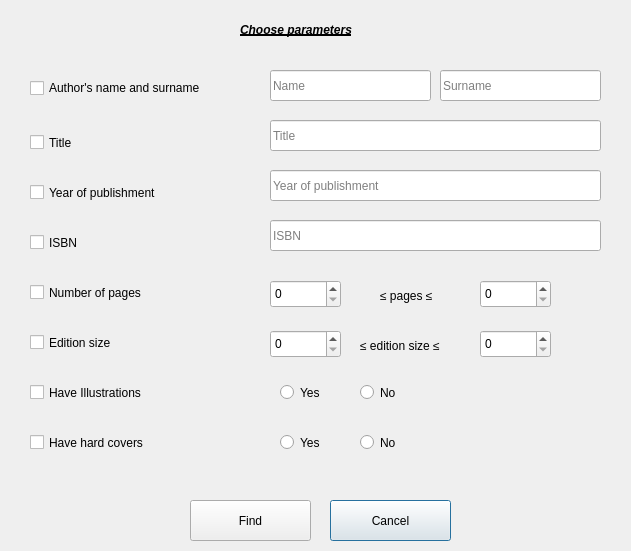
Old version of the form findbooksdialog.ui in the repository mirabiliss/BookShelf.
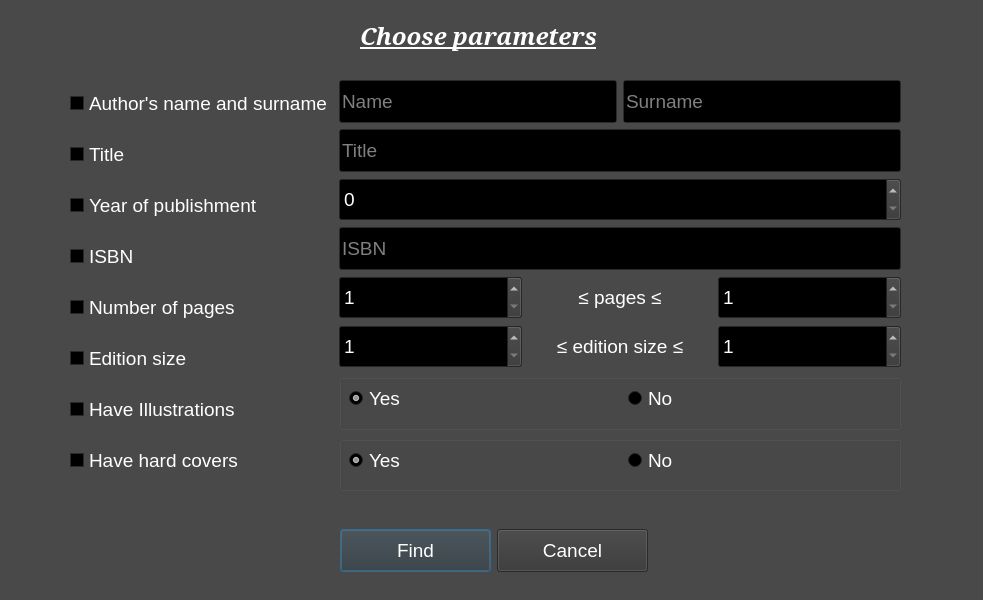
New version of the form.

Commit message: replaced mainwindow with displaywindow; added mainmenu; find; reading book operator modified; moves to other uis except displaywindow after returning from finddialog

Patch:
```diff
--- a/findbooksdialog.ui
+++ b/findbooksdialog.ui
@@ -6,60 +6,471 @@
    <rect>
     <x>0</x>
     <y>0</y>
-    <width>631</width>
-    <height>551</height>
+    <width>983</width>
+    <height>600</height>
    </rect>
   </property>
+  <property name="palette">
+   <palette>
+    <active>
+     <colorrole role="WindowText">
+      <brush brushstyle="SolidPattern">
+       <color alpha="255">
+        <red>255</red>
+        <green>255</green>
+        <blue>255</blue>
+       </color>
+      </brush>
+     </colorrole>
+     <colorrole role="Button">
+      <brush brushstyle="SolidPattern">
+       <color alpha="231">
+        <red>54</red>
+        <green>54</green>
+        <blue>54</blue>
+       </color>
+      </brush>
+     </colorrole>
+     <colorrole role="Light">
+      <brush brushstyle="SolidPattern">
+       <color alpha="231">
+        <red>82</red>
+        <green>82</green>
+        <blue>82</blue>
+       </color>
+      </brush>
+     </colorrole>
+     <colorrole role="Midlight">
+      <brush brushstyle="SolidPattern">
+       <color alpha="231">
+        <red>68</red>
+        <green>68</green>
+        <blue>68</blue>
+       </color>
+      </brush>
+     </colorrole>
+     <colorrole role="Dark">
+      <brush brushstyle="SolidPattern">
+       <color alpha="231">
+        <red>27</red>
+        <green>27</green>
+        <blue>27</blue>
+       </color>
+      </brush>
+     </colorrole>
+     <colorrole role="Mid">
+      <brush brushstyle="SolidPattern">
+       <color alpha="231">
+        <red>36</red>
+        <green>36</green>
+        <blue>36</blue>
+       </color>
+      </brush>
+     </colorrole>
+     <colorrole role="Text">
+      <brush brushstyle="SolidPattern">
+       <color alpha="255">
+        <red>255</red>
+        <green>255</green>
+        <blue>255</blue>
+       </color>
+      </brush>
+     </colorrole>
+     <colorrole role="BrightText">
+      <brush brushstyle="SolidPattern">
+       <color alpha="255">
+        <red>255</red>
+        <green>255</green>
+        <blue>255</blue>
+       </color>
+      </brush>
+     </colorrole>
+     <colorrole role="ButtonText">
+      <brush brushstyle="SolidPattern">
+       <color alpha="255">
+        <red>255</red>
+        <green>255</green>
+        <blue>255</blue>
+       </color>
+      </brush>
+     </colorrole>
+     <colorrole role="Base">
+      <brush brushstyle="SolidPattern">
+       <color alpha="255">
+        <red>0</red>
+        <green>0</green>
+        <blue>0</blue>
+       </color>
+      </brush>
+     </colorrole>
+     <colorrole role="Window">
+      <brush brushstyle="SolidPattern">
+       <color alpha="231">
+        <red>54</red>
+        <green>54</green>
+        <blue>54</blue>
+       </color>
+      </brush>
+     </colorrole>
+     <colorrole role="Shadow">
+      <brush brushstyle="SolidPattern">
+       <color alpha="255">
+        <red>0</red>
+        <green>0</green>
+        <blue>0</blue>
+       </color>
+      </brush>
+     </colorrole>
+     <colorrole role="AlternateBase">
+      <brush brushstyle="SolidPattern">
+       <color alpha="243">
+        <red>27</red>
+        <green>27</green>
+        <blue>27</blue>
+       </color>
+      </brush>
+     </colorrole>
+     <colorrole role="ToolTipBase">
+      <brush brushstyle="SolidPattern">
+       <color alpha="255">
+        <red>255</red>
+        <green>255</green>
+        <blue>220</blue>
+       </color>
+      </brush>
+     </colorrole>
+     <colorrole role="ToolTipText">
+      <brush brushstyle="SolidPattern">
+       <color alpha="255">
+        <red>0</red>
+        <green>0</green>
+        <blue>0</blue>
+       </color>
+      </brush>
+     </colorrole>
+     <colorrole role="PlaceholderText">
+      <brush brushstyle="SolidPattern">
+       <color alpha="128">
+        <red>255</red>
+        <green>255</green>
+        <blue>255</blue>
+       </color>
+      </brush>
+     </colorrole>
+    </active>
+    <inactive>
+     <colorrole role="WindowText">
+      <brush brushstyle="SolidPattern">
+       <color alpha="255">
+        <red>255</red>
+        <green>255</green>
+        <blue>255</blue>
+       </color>
+      </brush>
+     </colorrole>
+     <colorrole role="Button">
+      <brush brushstyle="SolidPattern">
+       <color alpha="231">
+        <red>54</red>
+        <green>54</green>
+        <blue>54</blue>
+       </color>
+      </brush>
+     </colorrole>
+     <colorrole role="Light">
+      <brush brushstyle="SolidPattern">
+       <color alpha="231">
+        <red>82</red>
+        <green>82</green>
+        <blue>82</blue>
+       </color>
+      </brush>
+     </colorrole>
+     <colorrole role="Midlight">
+      <brush brushstyle="SolidPattern">
+       <color alpha="231">
+        <red>68</red>
+        <green>68</green>
+        <blue>68</blue>
+       </color>
+      </brush>
+     </colorrole>
+     <colorrole role="Dark">
+      <brush brushstyle="SolidPattern">
+       <color alpha="231">
+        <red>27</red>
+        <green>27</green>
+        <blue>27</blue>
+       </color>
+      </brush>
+     </colorrole>
+     <colorrole role="Mid">
+      <brush brushstyle="SolidPattern">
+       <color alpha="231">
+        <red>36</red>
+        <green>36</green>
+        <blue>36</blue>
+       </color>
+      </brush>
+     </colorrole>
+     <colorrole role="Text">
+      <brush brushstyle="SolidPattern">
+       <color alpha="255">
+        <red>255</red>
+        <green>255</green>
+        <blue>255</blue>
+       </color>
+      </brush>
+     </colorrole>
+     <colorrole role="BrightText">
+      <brush brushstyle="SolidPattern">
+       <color alpha="255">
+        <red>255</red>
+        <green>255</green>
+        <blue>255</blue>
+       </color>
+      </brush>
+     </colorrole>
+     <colorrole role="ButtonText">
+      <brush brushstyle="SolidPattern">
+       <color alpha="255">
+        <red>255</red>
+        <green>255</green>
+        <blue>255</blue>
+       </color>
+      </brush>
+     </colorrole>
+     <colorrole role="Base">
+      <brush brushstyle="SolidPattern">
+       <color alpha="255">
+        <red>0</red>
+        <green>0</green>
+        <blue>0</blue>
+       </color>
+      </brush>
+     </colorrole>
+     <colorrole role="Window">
+      <brush brushstyle="SolidPattern">
+       <color alpha="231">
+        <red>54</red>
+        <green>54</green>
+        <blue>54</blue>
+       </color>
+      </brush>
+     </colorrole>
+     <colorrole role="Shadow">
+      <brush brushstyle="SolidPattern">
+       <color alpha="255">
+        <red>0</red>
+        <green>0</green>
+        <blue>0</blue>
+       </color>
+      </brush>
+     </colorrole>
+     <colorrole role="AlternateBase">
+      <brush brushstyle="SolidPattern">
+       <color alpha="243">
+        <red>27</red>
+        <green>27</green>
+        <blue>27</blue>
+       </color>
+      </brush>
+     </colorrole>
+     <colorrole role="ToolTipBase">
+      <brush brushstyle="SolidPattern">
+       <color alpha="255">
+        <red>255</red>
+        <green>255</green>
+        <blue>220</blue>
+       </color>
+      </brush>
+     </colorrole>
+     <colorrole role="ToolTipText">
+      <brush brushstyle="SolidPattern">
+       <color alpha="255">
+        <red>0</red>
+        <green>0</green>
+        <blue>0</blue>
+       </color>
+      </brush>
+     </colorrole>
+     <colorrole role="PlaceholderText">
+      <brush brushstyle="SolidPattern">
+       <color alpha="128">
+        <red>255</red>
+        <green>255</green>
+        <blue>255</blue>
+       </color>
+      </brush>
+     </colorrole>
+    </inactive>
+    <disabled>
+     <colorrole role="WindowText">
+      <brush brushstyle="SolidPattern">
+       <color alpha="231">
+        <red>27</red>
+        <green>27</green>
+        <blue>27</blue>
+       </color>
+      </brush>
+     </colorrole>
+     <colorrole role="Button">
+      <brush brushstyle="SolidPattern">
+       <color alpha="231">
+        <red>54</red>
+        <green>54</green>
+        <blue>54</blue>
+       </color>
+      </brush>
+     </colorrole>
+     <colorrole role="Light">
+      <brush brushstyle="SolidPattern">
+       <color alpha="231">
+        <red>82</red>
+        <green>82</green>
+        <blue>82</blue>
+       </color>
+      </brush>
+     </colorrole>
+     <colorrole role="Midlight">
+      <brush brushstyle="SolidPattern">
+       <color alpha="231">
+        <red>68</red>
+        <green>68</green>
+        <blue>68</blue>
+       </color>
+      </brush>
+     </colorrole>
+     <colorrole role="Dark">
+      <brush brushstyle="SolidPattern">
+       <color alpha="231">
+        <red>27</red>
+        <green>27</green>
+        <blue>27</blue>
+       </color>
+      </brush>
+     </colorrole>
+     <colorrole role="Mid">
+      <brush brushstyle="SolidPattern">
+       <color alpha="231">
+        <red>36</red>
+        <green>36</green>
+        <blue>36</blue>
+       </color>
+      </brush>
+     </colorrole>
+     <colorrole role="Text">
+      <brush brushstyle="SolidPattern">
+       <color alpha="231">
+        <red>27</red>
+        <green>27</green>
+        <blue>27</blue>
+       </color>
+      </brush>
+     </colorrole>
+     <colorrole role="BrightText">
+      <brush brushstyle="SolidPattern">
+       <color alpha="255">
+        <red>255</red>
+        <green>255</green>
+        <blue>255</blue>
+       </color>
+      </brush>
+     </colorrole>
+     <colorrole role="ButtonText">
+      <brush brushstyle="SolidPattern">
+       <color alpha="231">
+        <red>27</red>
+        <green>27</green>
+        <blue>27</blue>
+       </color>
+      </brush>
+     </colorrole>
+     <colorrole role="Base">
+      <brush brushstyle="SolidPattern">
+       <color alpha="231">
+        <red>54</red>
+        <green>54</green>
+        <blue>54</blue>
+       </color>
+      </brush>
+     </colorrole>
+     <colorrole role="Window">
+      <brush brushstyle="SolidPattern">
+       <color alpha="231">
+        <red>54</red>
+        <green>54</green>
+        <blue>54</blue>
+       </color>
+      </brush>
+     </colorrole>
+     <colorrole role="Shadow">
+      <brush brushstyle="SolidPattern">
+       <color alpha="255">
+        <red>0</red>
+        <green>0</green>
+        <blue>0</blue>
+       </color>
+      </brush>
+     </colorrole>
+     <colorrole role="AlternateBase">
+      <brush brushstyle="SolidPattern">
+       <color alpha="231">
+        <red>54</red>
+        <green>54</green>
+        <blue>54</blue>
+       </color>
+      </brush>
+     </colorrole>
+     <colorrole role="ToolTipBase">
+      <brush brushstyle="SolidPattern">
+       <color alpha="255">
+        <red>255</red>
+        <green>255</green>
+        <blue>220</blue>
+       </color>
+      </brush>
+     </colorrole>
+     <colorrole role="ToolTipText">
+      <brush brushstyle="SolidPattern">
+       <color alpha="255">
+        <red>0</red>
+        <green>0</green>
+        <blue>0</blue>
+       </color>
+      </brush>
+     </colorrole>
+     <colorrole role="PlaceholderText">
+      <brush brushstyle="SolidPattern">
+       <color alpha="128">
+        <red>255</red>
+        <green>255</green>
+        <blue>255</blue>
+       </color>
+      </brush>
+     </colorrole>
+    </disabled>
+   </palette>
+  </property>
   <property name="windowTitle">
    <string>Dialog</string>
   </property>
   <property name="whatsThis">
    <string/>
   </property>
-  <widget class="QLineEdit" name="author_name_lineEdit">
-   <property name="geometry">
-    <rect>
-     <x>270</x>
-     <y>70</y>
-     <width>161</width>
-     <height>31</height>
-    </rect>
-   </property>
-   <property name="placeholderText">
-    <string>Name</string>
-   </property>
-  </widget>
-  <widget class="QSpinBox" name="min_pages_spinBox">
-   <property name="geometry">
-    <rect>
-     <x>270</x>
-     <y>280</y>
-     <width>71</width>
-     <height>28</height>
-    </rect>
-   </property>
-  </widget>
-  <widget class="QSpinBox" name="max_pages_spinBox">
-   <property name="geometry">
-    <rect>
-     <x>480</x>
-     <y>280</y>
-     <width>71</width>
-     <height>28</height>
-    </rect>
-   </property>
-  </widget>
   <widget class="QLabel" name="pageTitle_label">
    <property name="geometry">
     <rect>
-     <x>240</x>
+     <x>360</x>
      <y>20</y>
-     <width>151</width>
-     <height>19</height>
+     <width>271</width>
+     <height>31</height>
     </rect>
    </property>
    <property name="font">
     <font>
+     <family>Serif</family>
+     <pointsize>18</pointsize>
      <weight>75</weight>
      <italic>true</italic>
      <bold>true</bold>
@@ -70,303 +481,560 @@
     <string>Choose parameters</string>
    </property>
   </widget>
-  <widget class="QCheckBox" name="author_checkBox">
+  <widget class="QWidget" name="">
    <property name="geometry">
     <rect>
-     <x>30</x>
+     <x>70</x>
      <y>80</y>
-     <width>231</width>
-     <height>16</height>
+     <width>831</width>
+     <height>411</height>
     </rect>
    </property>
-   <property name="text">
-    <string>Author's name and surname</string>
-   </property>
+   <layout class="QHBoxLayout" name="horizontalLayout_6">
+    <item>
+     <layout class="QVBoxLayout" name="verticalLayout">
+      <item>
+       <widget class="QCheckBox" name="author_checkBox">
+        <property name="sizePolicy">
+         <sizepolicy hsizetype="Minimum" vsizetype="Fixed">
+          <horstretch>0</horstretch>
+          <verstretch>0</verstretch>
+         </sizepolicy>
+        </property>
+        <property name="minimumSize">
+         <size>
+          <width>0</width>
+          <height>43</height>
+         </size>
+        </property>
+        <property name="font">
+         <font>
+          <pointsize>14</pointsize>
+         </font>
+        </property>
+        <property name="text">
+         <string>Author's name and surname</string>
+        </property>
+       </widget>
+      </item>
+      <item>
+       <widget class="QCheckBox" name="title_checkBox">
+        <property name="minimumSize">
+         <size>
+          <width>0</width>
+          <height>43</height>
+         </size>
+        </property>
+        <property name="font">
+         <font>
+          <pointsize>14</pointsize>
+         </font>
+        </property>
+        <property name="text">
+         <string>Title</string>
+        </property>
+       </widget>
+      </item>
+      <item>
+       <widget class="QCheckBox" name="year_checkBox">
+        <property name="minimumSize">
+         <size>
+          <width>0</width>
+          <height>43</height>
+         </size>
+        </property>
+        <property name="font">
+         <font>
+          <pointsize>14</pointsize>
+         </font>
+        </property>
+        <property name="text">
+         <string>Year of publishment</string>
+        </property>
+       </widget>
+      </item>
+      <item>
+       <widget class="QCheckBox" name="isbn_checkBox">
+        <property name="minimumSize">
+         <size>
+          <width>0</width>
+          <height>43</height>
+         </size>
+        </property>
+        <property name="font">
+         <font>
+          <pointsize>14</pointsize>
+         </font>
+        </property>
+        <property name="text">
+         <string>ISBN</string>
+        </property>
+       </widget>
+      </item>
+      <item>
+       <widget class="QCheckBox" name="pages_checkBox">
+        <property name="minimumSize">
+         <size>
+          <width>0</width>
+          <height>43</height>
+         </size>
+        </property>
+        <property name="font">
+         <font>
+          <pointsize>14</pointsize>
+         </font>
+        </property>
+        <property name="text">
+         <string>Number of pages</string>
+        </property>
+       </widget>
+      </item>
+      <item>
+       <widget class="QCheckBox" name="edition_size_checkBox">
+        <property name="minimumSize">
+         <size>
+          <width>0</width>
+          <height>43</height>
+         </size>
+        </property>
+        <property name="font">
+         <font>
+          <pointsize>14</pointsize>
+         </font>
+        </property>
+        <property name="text">
+         <string>Edition size</string>
+        </property>
+       </widget>
+      </item>
+      <item>
+       <widget class="QCheckBox" name="illustrations_checkBox">
+        <property name="minimumSize">
+         <size>
+          <width>0</width>
+          <height>43</height>
+         </size>
+        </property>
+        <property name="font">
+         <font>
+          <pointsize>14</pointsize>
+         </font>
+        </property>
+        <property name="text">
+         <string>Have Illustrations</string>
+        </property>
+       </widget>
+      </item>
+      <item>
+       <widget class="QCheckBox" name="hard_covers_checkBox">
+        <property name="minimumSize">
+         <size>
+          <width>0</width>
+          <height>43</height>
+         </size>
+        </property>
+        <property name="font">
+         <font>
+          <pointsize>14</pointsize>
+         </font>
+        </property>
+        <property name="text">
+         <string>Have hard covers</string>
+        </property>
+       </widget>
+      </item>
+     </layout>
+    </item>
+    <item>
+     <layout class="QVBoxLayout" name="verticalLayout_2">
+      <item>
+       <layout class="QHBoxLayout" name="horizontalLayout">
+        <item>
+         <widget class="QLineEdit" name="author_name_lineEdit">
+          <property name="minimumSize">
+           <size>
+            <width>0</width>
+            <height>43</height>
+           </size>
+          </property>
+          <property name="font">
+           <font>
+            <pointsize>14</pointsize>
+           </font>
+          </property>
+          <property name="placeholderText">
+           <string>Name</string>
+          </property>
+         </widget>
+        </item>
+        <item>
+         <widget class="QLineEdit" name="author_surname_lineEdit">
+          <property name="minimumSize">
+           <size>
+            <width>0</width>
+            <height>43</height>
+           </size>
+          </property>
+          <property name="font">
+           <font>
+            <pointsize>14</pointsize>
+           </font>
+          </property>
+          <property name="placeholderText">
+           <string>Surname</string>
+          </property>
+         </widget>
+        </item>
+       </layout>
+      </item>
+      <item>
+       <widget class="QLineEdit" name="title_lineEdit">
+        <property name="minimumSize">
+         <size>
+          <width>0</width>
+          <height>43</height>
+         </size>
+        </property>
+        <property name="font">
+         <font>
+          <pointsize>14</pointsize>
+         </font>
+        </property>
+        <property name="placeholderText">
+         <string>Title</string>
+        </property>
+       </widget>
+      </item>
+      <item>
+       <widget class="QSpinBox" name="year_spinBox">
+        <property name="minimumSize">
+         <size>
+          <width>0</width>
+          <height>43</height>
+         </size>
+        </property>
+        <property name="font">
+         <font>
+          <pointsize>14</pointsize>
+         </font>
+        </property>
+        <property name="toolTip">
+         <string>Year of publishment</string>
+        </property>
+        <property name="maximum">
+         <number>2020</number>
+        </property>
+       </widget>
+      </item>
+      <item>
+       <widget class="QLineEdit" name="isbn_lineEdit">
+        <property name="minimumSize">
+         <size>
+          <width>0</width>
+          <height>43</height>
+         </size>
+        </property>
+        <property name="font">
+         <font>
+          <pointsize>14</pointsize>
+         </font>
+        </property>
+        <property name="inputMethodHints">
+         <set>Qt::ImhNone</set>
+        </property>
+        <property name="placeholderText">
+         <string>ISBN</string>
+        </property>
+       </widget>
+      </item>
+      <item>
+       <layout class="QHBoxLayout" name="horizontalLayout_2">
+        <item>
+         <widget class="QSpinBox" name="min_pages_spinBox">
+          <property name="minimumSize">
+           <size>
+            <width>0</width>
+            <height>43</height>
+           </size>
+          </property>
+          <property name="font">
+           <font>
+            <pointsize>14</pointsize>
+           </font>
+          </property>
+          <property name="minimum">
+           <number>1</number>
+          </property>
+          <property name="maximum">
+           <number>999999</number>
+          </property>
+         </widget>
+        </item>
+        <item>
+         <widget class="QLabel" name="pages_label">
+          <property name="font">
+           <font>
+            <pointsize>14</pointsize>
+           </font>
+          </property>
+          <property name="text">
+           <string>≤ pages ≤</string>
+          </property>
+          <property name="alignment">
+           <set>Qt::AlignCenter</set>
+          </property>
+         </widget>
+        </item>
+        <item>
+         <widget class="QSpinBox" name="max_pages_spinBox">
+          <property name="minimumSize">
+           <size>
+            <width>0</width>
+            <height>43</height>
+           </size>
+          </property>
+          <property name="font">
+           <font>
+            <pointsize>14</pointsize>
+           </font>
+          </property>
+          <property name="minimum">
+           <number>1</number>
+          </property>
+          <property name="maximum">
+           <number>999999</number>
+          </property>
+         </widget>
+        </item>
+       </layout>
+      </item>
+      <item>
+       <layout class="QHBoxLayout" name="horizontalLayout_3">
+        <item>
+         <widget class="QSpinBox" name="min_edition_size_spinBox">
+          <property name="minimumSize">
+           <size>
+            <width>0</width>
+            <height>43</height>
+           </size>
+          </property>
+          <property name="font">
+           <font>
+            <pointsize>14</pointsize>
+           </font>
+          </property>
+          <property name="minimum">
+           <number>1</number>
+          </property>
+          <property name="maximum">
+           <number>999999</number>
+          </property>
+         </widget>
+        </item>
+        <item>
+         <widget class="QLabel" name="edSize_label">
+          <property name="font">
+           <font>
+            <pointsize>14</pointsize>
+           </font>
+          </property>
+          <property name="text">
+           <string>≤ edition size ≤</string>
+          </property>
+          <property name="alignment">
+           <set>Qt::AlignCenter</set>
+          </property>
+         </widget>
+        </item>
+        <item>
+         <widget class="QSpinBox" name="max_edition_size_spinBox">
+          <property name="minimumSize">
+           <size>
+            <width>0</width>
+            <height>43</height>
+           </size>
+          </property>
+          <property name="font">
+           <font>
+            <pointsize>14</pointsize>
+           </font>
+          </property>
+          <property name="minimum">
+           <number>1</number>
+          </property>
+          <property name="maximum">
+           <number>999999</number>
+          </property>
+         </widget>
+        </item>
+       </layout>
+      </item>
+      <item>
+       <layout class="QHBoxLayout" name="horizontalLayout_4">
+        <item>
+         <widget class="QGroupBox" name="groupBox">
+          <property name="title">
+           <string/>
+          </property>
+          <property name="flat">
+           <bool>true</bool>
+          </property>
+          <widget class="QRadioButton" name="no_illustrations_radioButton">
+           <property name="geometry">
+            <rect>
+             <x>289</x>
+             <y>10</y>
+             <width>272</width>
+             <height>28</height>
+            </rect>
+           </property>
+           <property name="font">
+            <font>
+             <pointsize>14</pointsize>
+            </font>
+           </property>
+           <property name="text">
+            <string>No</string>
+           </property>
+          </widget>
+          <widget class="QRadioButton" name="yes_illustrations_radioButton">
+           <property name="geometry">
+            <rect>
+             <x>10</x>
+             <y>10</y>
+             <width>273</width>
+             <height>28</height>
+            </rect>
+           </property>
+           <property name="font">
+            <font>
+             <pointsize>14</pointsize>
+            </font>
+           </property>
+           <property name="text">
+            <string>Yes</string>
+           </property>
+           <property name="checked">
+            <bool>true</bool>
+           </property>
+          </widget>
+         </widget>
+        </item>
+       </layout>
+      </item>
+      <item>
+       <layout class="QHBoxLayout" name="horizontalLayout_5">
+        <item>
+         <widget class="QGroupBox" name="groupBox_2">
+          <property name="title">
+           <string/>
+          </property>
+          <property name="flat">
+           <bool>true</bool>
+          </property>
+          <widget class="QRadioButton" name="no_hard_covers_radioButton">
+           <property name="geometry">
+            <rect>
+             <x>289</x>
+             <y>10</y>
+             <width>272</width>
+             <height>28</height>
+            </rect>
+           </property>
+           <property name="font">
+            <font>
+             <pointsize>14</pointsize>
+            </font>
+           </property>
+           <property name="text">
+            <string>No</string>
+           </property>
+          </widget>
+          <widget class="QRadioButton" name="yes_hard_covers_radioButton">
+           <property name="geometry">
+            <rect>
+             <x>10</x>
+             <y>10</y>
+             <width>273</width>
+             <height>28</height>
+            </rect>
+           </property>
+           <property name="font">
+            <font>
+             <pointsize>14</pointsize>
+            </font>
+           </property>
+           <property name="text">
+            <string>Yes</string>
+           </property>
+           <property name="checked">
+            <bool>true</bool>
+           </property>
+          </widget>
+         </widget>
+        </item>
+       </layout>
+      </item>
+     </layout>
+    </item>
+   </layout>
   </widget>
-  <widget class="QCheckBox" name="hard_covers_checkBox">
+  <widget class="QWidget" name="">
    <property name="geometry">
     <rect>
-     <x>30</x>
-     <y>430</y>
-     <width>151</width>
-     <height>25</height>
+     <x>340</x>
+     <y>520</y>
+     <width>308</width>
+     <height>61</height>
     </rect>
    </property>
-   <property name="text">
-    <string>Have hard covers</string>
-   </property>
-  </widget>
-  <widget class="QCheckBox" name="illustrations_checkBox">
-   <property name="geometry">
-    <rect>
-     <x>30</x>
-     <y>380</y>
-     <width>151</width>
-     <height>25</height>
-    </rect>
-   </property>
-   <property name="text">
-    <string>Have Illustrations</string>
-   </property>
-  </widget>
-  <widget class="QCheckBox" name="year_checkBox">
-   <property name="geometry">
-    <rect>
-     <x>30</x>
-     <y>180</y>
-     <width>171</width>
-     <height>25</height>
-    </rect>
-   </property>
-   <property name="text">
-    <string>Year of publishment</string>
-   </property>
-  </widget>
-  <widget class="QCheckBox" name="isbn_checkBox">
-   <property name="geometry">
-    <rect>
-     <x>30</x>
-     <y>230</y>
-     <width>61</width>
-     <height>25</height>
-    </rect>
-   </property>
-   <property name="text">
-    <string>ISBN</string>
-   </property>
-  </widget>
-  <widget class="QCheckBox" name="pages_checkBox">
-   <property name="geometry">
-    <rect>
-     <x>30</x>
-     <y>280</y>
-     <width>151</width>
-     <height>25</height>
-    </rect>
-   </property>
-   <property name="text">
-    <string>Number of pages</string>
-   </property>
-  </widget>
-  <widget class="QCheckBox" name="title_checkBox">
-   <property name="geometry">
-    <rect>
-     <x>30</x>
-     <y>130</y>
-     <width>97</width>
-     <height>25</height>
-    </rect>
-   </property>
-   <property name="text">
-    <string>Title</string>
-   </property>
-  </widget>
-  <widget class="QLineEdit" name="title_lineEdit">
-   <property name="geometry">
-    <rect>
-     <x>270</x>
-     <y>120</y>
-     <width>331</width>
-     <height>31</height>
-    </rect>
-   </property>
-   <property name="placeholderText">
-    <string>Title</string>
-   </property>
-  </widget>
-  <widget class="QLineEdit" name="year_lineEdit">
-   <property name="geometry">
-    <rect>
-     <x>270</x>
-     <y>170</y>
-     <width>331</width>
-     <height>31</height>
-    </rect>
-   </property>
-   <property name="whatsThis">
-    <string>dfgh</string>
-   </property>
-   <property name="inputMethodHints">
-    <set>Qt::ImhDigitsOnly</set>
-   </property>
-   <property name="placeholderText">
-    <string>Year of publishment</string>
-   </property>
-  </widget>
-  <widget class="QCheckBox" name="edition_size_checkBox">
-   <property name="geometry">
-    <rect>
-     <x>30</x>
-     <y>330</y>
-     <width>111</width>
-     <height>25</height>
-    </rect>
-   </property>
-   <property name="text">
-    <string>Edition size</string>
-   </property>
-  </widget>
-  <widget class="QLabel" name="pages_label">
-   <property name="geometry">
-    <rect>
-     <x>380</x>
-     <y>280</y>
-     <width>71</width>
-     <height>31</height>
-    </rect>
-   </property>
-   <property name="text">
-    <string>≤ pages ≤</string>
-   </property>
-  </widget>
-  <widget class="QSpinBox" name="min_edition_size_spinBox">
-   <property name="geometry">
-    <rect>
-     <x>270</x>
-     <y>330</y>
-     <width>71</width>
-     <height>28</height>
-    </rect>
-   </property>
-  </widget>
-  <widget class="QSpinBox" name="max_edition_size_spinBox">
-   <property name="geometry">
-    <rect>
-     <x>480</x>
-     <y>330</y>
-     <width>71</width>
-     <height>28</height>
-    </rect>
-   </property>
-  </widget>
-  <widget class="QLabel" name="edSize_label">
-   <property name="geometry">
-    <rect>
-     <x>360</x>
-     <y>330</y>
-     <width>121</width>
-     <height>31</height>
-    </rect>
-   </property>
-   <property name="text">
-    <string>≤ edition size ≤</string>
-   </property>
-  </widget>
-  <widget class="QLineEdit" name="isbn_lineEdit">
-   <property name="geometry">
-    <rect>
-     <x>270</x>
-     <y>220</y>
-     <width>331</width>
-     <height>31</height>
-    </rect>
-   </property>
-   <property name="inputMethodHints">
-    <set>Qt::ImhNone</set>
-   </property>
-   <property name="placeholderText">
-    <string>ISBN</string>
-   </property>
-  </widget>
-  <widget class="QRadioButton" name="yes_illustrations_radioButton">
-   <property name="geometry">
-    <rect>
-     <x>280</x>
-     <y>380</y>
-     <width>61</width>
-     <height>25</height>
-    </rect>
-   </property>
-   <property name="text">
-    <string>Yes</string>
-   </property>
-  </widget>
-  <widget class="QRadioButton" name="yes_hard_covers_radioButton">
-   <property name="geometry">
-    <rect>
-     <x>280</x>
-     <y>430</y>
-     <width>61</width>
-     <height>25</height>
-    </rect>
-   </property>
-   <property name="text">
-    <string>Yes</string>
-   </property>
-  </widget>
-  <widget class="QRadioButton" name="no_illustrations_radioButton">
-   <property name="geometry">
-    <rect>
-     <x>360</x>
-     <y>380</y>
-     <width>61</width>
-     <height>25</height>
-    </rect>
-   </property>
-   <property name="text">
-    <string>No</string>
-   </property>
-  </widget>
-  <widget class="QRadioButton" name="no_hard_covers_radioButton">
-   <property name="geometry">
-    <rect>
-     <x>360</x>
-     <y>430</y>
-     <width>61</width>
-     <height>25</height>
-    </rect>
-   </property>
-   <property name="text">
-    <string>No</string>
-   </property>
-  </widget>
-  <widget class="QPushButton" name="cancel_pushButton">
-   <property name="geometry">
-    <rect>
-     <x>330</x>
-     <y>500</y>
-     <width>121</width>
-     <height>41</height>
-    </rect>
-   </property>
-   <property name="text">
-    <string>Cancel</string>
-   </property>
-  </widget>
-  <widget class="QPushButton" name="find_pushButton">
-   <property name="geometry">
-    <rect>
-     <x>190</x>
-     <y>500</y>
-     <width>121</width>
-     <height>41</height>
-    </rect>
-   </property>
-   <property name="toolTip">
-    <string>Find books with specified parameters</string>
-   </property>
-   <property name="whatsThis">
-    <string/>
-   </property>
-   <property name="inputMethodHints">
-    <set>Qt::ImhNone</set>
-   </property>
-   <property name="text">
-    <string>Find</string>
-   </property>
-  </widget>
-  <widget class="QLineEdit" name="author_surname_lineEdit">
-   <property name="geometry">
-    <rect>
-     <x>440</x>
-     <y>70</y>
-     <width>161</width>
-     <height>31</height>
-    </rect>
-   </property>
-   <property name="placeholderText">
-    <string>Surname</string>
-   </property>
+   <layout class="QHBoxLayout" name="horizontalLayout_7">
+    <item>
+     <widget class="QPushButton" name="find_pushButton">
+      <property name="minimumSize">
+       <size>
+        <width>150</width>
+        <height>43</height>
+       </size>
+      </property>
+      <property name="font">
+       <font>
+        <pointsize>14</pointsize>
+       </font>
+      </property>
+      <property name="toolTip">
+       <string>Find books with specified parameters</string>
+      </property>
+      <property name="whatsThis">
+       <string/>
+      </property>
+      <property name="inputMethodHints">
+       <set>Qt::ImhNone</set>
+      </property>
+      <property name="text">
+       <string>Find</string>
+      </property>
+     </widget>
+    </item>
+    <item>
+     <widget class="QPushButton" name="cancel_pushButton">
+      <property name="minimumSize">
+       <size>
+        <width>150</width>
+        <height>43</height>
+       </size>
+      </property>
+      <property name="font">
+       <font>
+        <pointsize>14</pointsize>
+       </font>
+      </property>
+      <property name="text">
+       <string>Cancel</string>
+      </property>
+     </widget>
+    </item>
+   </layout>
   </widget>
  </widget>
  <resources/>
```
The commit also changes 17 other files.
